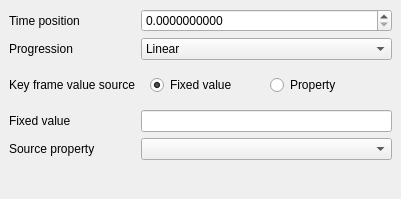
timbaker/ceed, file ceed/ui/editors/animation_list/KeyFramePropertiesDockWidget.ui: the form before one commit.
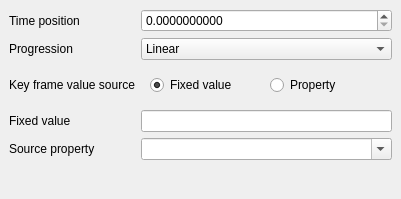
The form after the commit.

Commit message: The key frame properties dock widget now shows properties of selected key frame

Patch:
```diff
--- a/ceed/ui/editors/animation_list/KeyFramePropertiesDockWidget.ui
+++ b/ceed/ui/editors/animation_list/KeyFramePropertiesDockWidget.ui
@@ -123,7 +123,11 @@
      </widget>
     </item>
     <item row="4" column="1">
-     <widget class="QComboBox" name="sourcePropertyComboBox"/>
+     <widget class="QComboBox" name="sourcePropertyComboBox">
+      <property name="editable">
+       <bool>true</bool>
+      </property>
+     </widget>
     </item>
     <item row="5" column="0">
      <spacer name="verticalSpacer">
```
Left out of the diff: 24 changed lines with no effect on the pictures. The commit also changes 2 other files.
